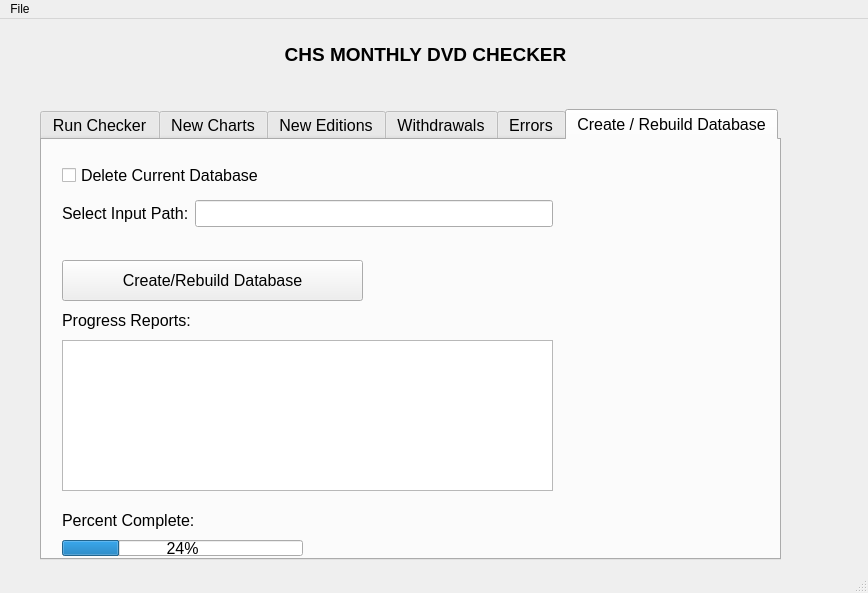
Old version of the form CHS_DVD_Checker.ui in the repository Mabus00/CHS-DVD-Reader.
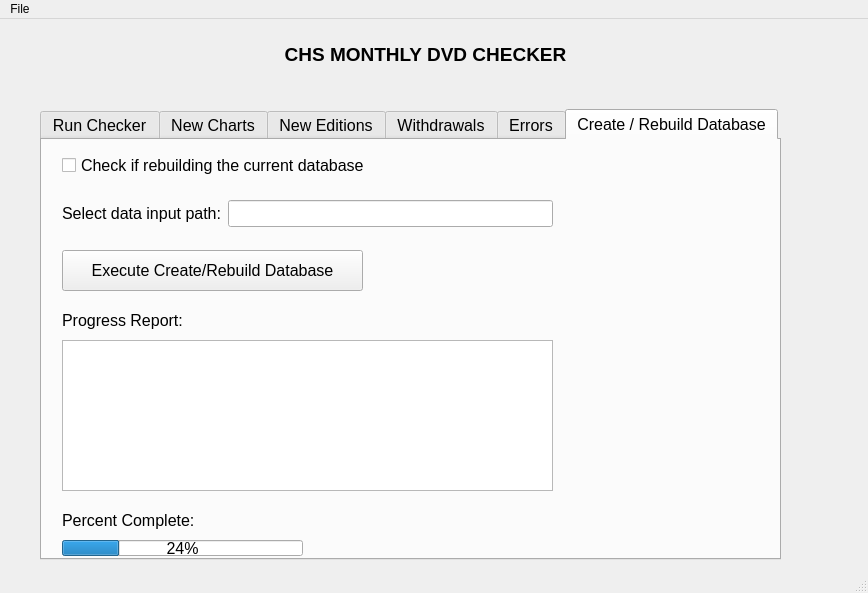
New version of the form.

Commit message: better main() and create_database

Patch:
```diff
--- a/CHS_DVD_Checker.ui
+++ b/CHS_DVD_Checker.ui
@@ -114,13 +114,13 @@
       <property name="geometry">
        <rect>
         <x>20</x>
-        <y>20</y>
-        <width>261</width>
+        <y>10</y>
+        <width>341</width>
         <height>31</height>
        </rect>
       </property>
       <property name="text">
-       <string>Delete Current Database</string>
+       <string>Check if rebuilding the current database</string>
       </property>
      </widget>
      <widget class="QWidget" name="formLayoutWidget_2">
@@ -136,7 +136,7 @@
        <item row="0" column="0">
         <widget class="QLabel" name="selectInputPathLabel">
          <property name="text">
-          <string>Select Input Path:</string>
+          <string>Select data input path:</string>
          </property>
         </widget>
        </item>
@@ -178,20 +178,20 @@
        </rect>
       </property>
       <property name="text">
-       <string>Progress Reports:</string>
+       <string>Progress Report:</string>
       </property>
      </widget>
      <widget class="QPushButton" name="buildDatabaseButton">
       <property name="geometry">
        <rect>
         <x>20</x>
-        <y>120</y>
+        <y>110</y>
         <width>301</width>
         <height>41</height>
        </rect>
       </property>
       <property name="text">
-       <string>Create/Rebuild Database</string>
+       <string>Execute Create/Rebuild Database</string>
       </property>
      </widget>
      <widget class="QLabel" name="label_2">
```
Left out of the diff: 2 changed lines with no effect on the pictures. The commit also changes 6 other files.
